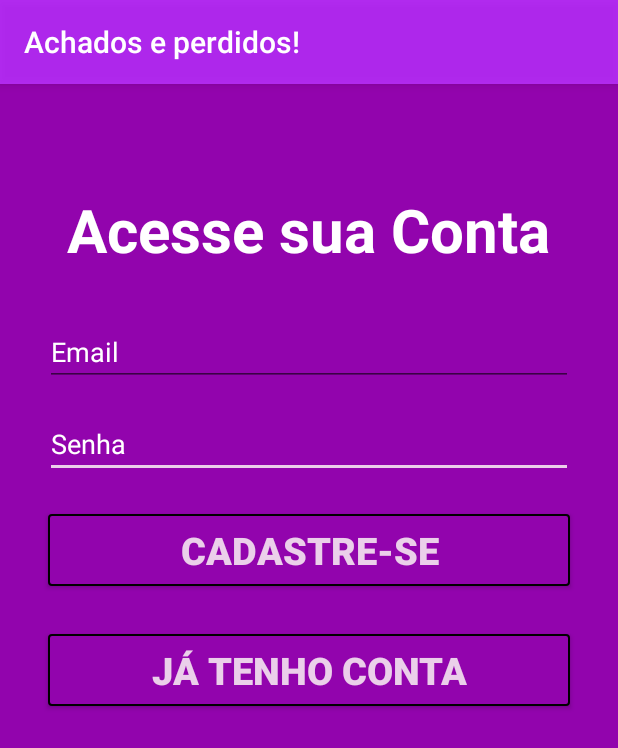
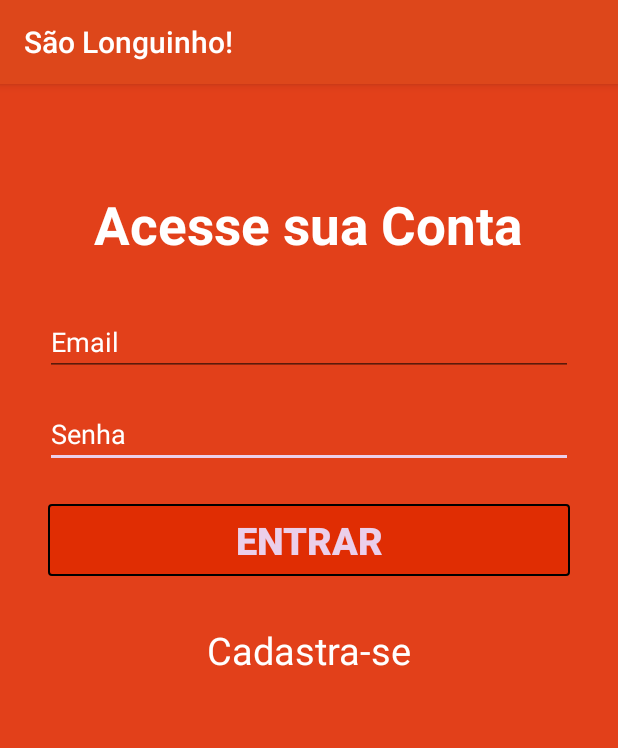
Before and after one commit to eraldoakosoft/LF, an Android app: the screen it shows after launch (MainActivity), on a phone screen of 412 x 824 dp. Shown: the top 748 px of the screen. Run offline under Robolectric (Android 15) with nearby library versions, the phone set to English and light mode, and no system bars; our stand-ins replace Firebase (no records; nobody signed in at launch, a user with empty details on screens opened directly).

Commit message:
Criei um pacote helper, para ajudar, e dentro dele crie uma classe Base64 que tem como objetivo criptografar o email do usuario. Mudei o modo de entrada, agora a entrada fica na activity principal. configurerio o botão de siar porem ainda ta com um pequeno erro. Mudei a cor e o nome do epp.

```diff
--- a/app/build.gradle
+++ b/app/build.gradle
@@ -26,6 +26,7 @@ dependencies {
     implementation 'com.google.firebase:firebase-analytics:17.2.0'
     implementation 'com.firebaseui:firebase-ui-auth:4.3.1'
     implementation 'com.google.firebase:firebase-auth:19.0.0'
+    implementation 'com.google.firebase:firebase-database:19.1.0'
     implementation 'androidx.legacy:legacy-support-v4:1.0.0'
     implementation 'com.google.android.material:material:1.0.0'
     implementation 'androidx.navigation:navigation-fragment:2.0.0'
--- a/app/src/main/java/com/example/lostfound/CadastroActivity.java
+++ b/app/src/main/java/com/example/lostfound/CadastroActivity.java
@@ -10,6 +10,7 @@ import android.widget.EditText;
 import android.widget.Toast;
 
 import com.example.lostfound.config.ConfiguracaoFireBase;
+import com.example.lostfound.helper.Base64Custon;
 import com.example.lostfound.model.Usuario;
 import com.google.android.gms.tasks.OnCompleteListener;
 import com.google.android.gms.tasks.Task;
@@ -91,6 +92,11 @@ public class CadastroActivity extends AppCompatActivity {
             @Override
             public void onComplete(@NonNull Task<AuthResult> task) {
                 if(task.isSuccessful()){
+
+                    String idUsuario = Base64Custon.codificarBase64(usuario.getEmail());
+                    usuario.setIdUsuario(idUsuario);
+                    usuario.salvar();
+
                     finish();
                 }else{
                     String excecao = "";
--- a/app/src/main/java/com/example/lostfound/MainActivity.java
+++ b/app/src/main/java/com/example/lostfound/MainActivity.java
@@ -1,15 +1,30 @@
 package com.example.lostfound;
 
+import androidx.annotation.NonNull;
 import androidx.appcompat.app.AppCompatActivity;
 
 import android.content.Intent;
 import android.os.Bundle;
 import android.view.View;
+import android.widget.Button;
+import android.widget.EditText;
+import android.widget.TextView;
+import android.widget.Toast;
 
 import com.example.lostfound.config.ConfiguracaoFireBase;
+import com.example.lostfound.model.Usuario;
+import com.google.android.gms.tasks.OnCompleteListener;
+import com.google.android.gms.tasks.Task;
+import com.google.firebase.auth.AuthResult;
 import com.google.firebase.auth.FirebaseAuth;
 
 public class MainActivity extends AppCompatActivity {
+
+    //VARIAVEIS PARA LOGIN
+    private EditText txtEmail, txtSenha;
+    private TextView txtCadas;
+    private Button btnEntar;
+    private Usuario usuario;
 
     private FirebaseAuth auth;
 
@@ -19,37 +34,82 @@ public class MainActivity extends AppCompatActivity {
         super.onCreate(savedInstanceState);
         setContentView(R.layout.activity_main);
 
+        txtEmail = findViewById(R.id.editText2);
+        txtSenha = findViewById(R.id.editText);
+        txtCadas = findViewById(R.id.textView4);
+        btnEntar = findViewById(R.id.button);
+
+        //BOTÃO ENTRAR
+        btnEntar.setOnClickListener(new View.OnClickListener() {
+            @Override
+            public void onClick(View v) {
+                //VALIDAR CAMPOS
+                String textoEmail = txtEmail.getText().toString();
+                String textoSenha = txtSenha.getText().toString();
+
+                if (!textoEmail.isEmpty()) {
+                    if (!textoSenha.isEmpty()) {
+                        usuario = new Usuario();
+                        usuario.setEmail(textoEmail);
+                        usuario.setSenha(textoSenha);
+                        validarLogin();
+                    } else {
+                        Toast.makeText(MainActivity.this, "Preencha a Senha", Toast.LENGTH_SHORT).show();
+                    }
+                } else {
+                    Toast.makeText(MainActivity.this, "Preencha o Email!", Toast.LENGTH_SHORT).show();
+
+                }
+
+            }
+        });
+
 
     }
 
     @Override
-    protected void onStart(){
+    protected void onStart() {
         super.onStart();
 
         verificarUsuarioLogado();
     }
 
-    public void btnEntrar(View view){
-        startActivity(new Intent(this, LoginActivity.class));
-    }
 
-    public void btnCadastar(View view){
+    public void btnCadastar(View view) {
         startActivity(new Intent(this, CadastroActivity.class));
     }
 
 
-    public void verificarUsuarioLogado(){
+    public void verificarUsuarioLogado() {
         auth = ConfiguracaoFireBase.getFirebaseAutenticacao();
 
 
-        if(auth.getCurrentUser() != null){
+        if (auth.getCurrentUser() != null) {
             abrirTelaPrincipal();
 
         }
     }
 
-    public void abrirTelaPrincipal(){
+    public void abrirTelaPrincipal() {
         startActivity(new Intent(this, Main2Activity.class));
         finish();
     }
+
+
+    public void validarLogin() {
+        auth = ConfiguracaoFireBase.getFirebaseAutenticacao();
+        auth.signInWithEmailAndPassword(usuario.getEmail(), usuario.getSenha()
+        ).addOnCompleteListener(new OnCompleteListener<AuthResult>() {
+            @Override
+            public void onComplete(@NonNull Task<AuthResult> task) {
+                if (task.isSuccessful()) {
+                    abrirTelaPrincipal();
+                } else {
+                    Toast.makeText(MainActivity.this, "Erro ao fazer Login", Toast.LENGTH_SHORT).show();
+                }
+            }
+        });
+    }
+
+
 }
--- a/app/src/main/res/layout/activity_main.xml
+++ b/app/src/main/res/layout/activity_main.xml
@@ -14,7 +14,7 @@
         android:layout_marginTop="70dp"
         android:text="@string/acessesuaconta"
         android:textColor="@color/colorWhite"
-        android:textSize="40sp"
+        android:textSize="35sp"
         android:textStyle="bold"
         app:layout_constraintHorizontal_bias="0.496"
         app:layout_constraintLeft_toLeftOf="parent"
@@ -30,7 +30,7 @@
         android:layout_marginEnd="32dp"
         android:background="@drawable/bg_botao_azul"
         android:onClick="btnCadastar"
-        android:text="CADASTRE-SE"
+        android:text="Entrar"
         android:textColor="@color/colorAccent"
         android:textSize="25dp"
         android:textStyle="bold"
@@ -38,24 +38,6 @@
         app:layout_constraintHorizontal_bias="0.0"
         app:layout_constraintStart_toStartOf="parent"
         app:layout_constraintTop_toBottomOf="@+id/editText" />
-
-    <Button
-        android:id="@+id/button2"
-        android:layout_width="0dp"
-        android:layout_height="wrap_content"
-        android:layout_marginStart="32dp"
-        android:layout_marginTop="32dp"
-        android:layout_marginEnd="32dp"
-        android:background="@drawable/bg_botao_azul"
-        android:onClick="btnEntrar"
-        android:text="jÁ TENHO CONTA"
-        android:textColor="@color/colorAccent"
-        android:textSize="25dp"
-        android:textStyle="bold"
-        app:layout_constraintEnd_toEndOf="parent"
-        app:layout_constraintHorizontal_bias="0.0"
-        app:layout_constraintStart_toStartOf="parent"
-        app:layout_constraintTop_toBottomOf="@+id/button" />
 
     <EditText
         android:id="@+id/editText"
@@ -87,4 +69,20 @@
         app:layout_constraintStart_toStartOf="parent"
         app:layout_constraintTop_toBottomOf="@+id/textView3" />
 
+    <TextView
+        android:id="@+id/textView4"
+        android:layout_width="0dp"
+        android:layout_height="wrap_content"
+        android:layout_marginStart="80dp"
+        android:layout_marginTop="32dp"
+        android:layout_marginEnd="80dp"
+        android:onClick="btnCadastar"
+        android:text="Cadastra-se"
+        android:textAlignment="center"
+        android:textColor="@color/colorWhite"
+        android:textSize="25dp"
+        app:layout_constraintEnd_toEndOf="parent"
+        app:layout_constraintStart_toStartOf="parent"
+        app:layout_constraintTop_toBottomOf="@+id/button" />
+
 </androidx.constraintlayout.widget.ConstraintLayout>
--- a/app/src/main/res/values/colors.xml
+++ b/app/src/main/res/values/colors.xml
@@ -1,7 +1,7 @@
 <?xml version="1.0" encoding="utf-8"?>
 <resources>
-    <color name="colorPrimary">#DDAA0EF1</color>
-    <color name="colorPrimaryDark">#9204AD</color>
+    <color name="colorPrimary">#DD471B</color>
+    <color name="colorPrimaryDark">#E4E02B00</color>
     <color name="colorAccent">#EBCFEA</color>
     <color name="colorBlue">#062BEE</color>
     <color name="colorBlack">#020202</color>
--- a/app/src/main/res/values/strings.xml
+++ b/app/src/main/res/values/strings.xml
@@ -1,5 +1,5 @@
 <resources>
-    <string name="app_name">Achados e perdidos!</string>
+    <string name="app_name">São Longuinho!</string>
     <string name="title_activity_main2">Main2Activity</string>
     <string name="navigation_drawer_open">Open navigation drawer</string>
     <string name="navigation_drawer_close">Close navigation drawer</string>
@@ -11,9 +11,9 @@
     <string name="acessesuaconta">Acesse sua Conta</string>
 
     <string name="menu_home">Home</string>
-    <string name="menu_gallery">Gallery</string>
+    <string name="menu_gallery">Perfil</string>
     <string name="menu_slideshow">Slideshow</string>
     <string name="menu_tools">Tools</string>
     <string name="menu_share">Share</string>
-    <string name="menu_send">Send</string>
+    <string name="menu_send">Sair</string>
 </resources>
```
Also changed, not shown: app/src/main/java/com/example/lostfound/config/ConfiguracaoFireBase.java (+11 -0 lines), app/src/main/java/com/example/lostfound/helper/Base64Custon.java (added, +15 -0 lines), app/src/main/java/com/example/lostfound/model/Usuario.java (+22 -0 lines), app/src/main/java/com/example/lostfound/ui/send/SendFragment.java (+12 -5 lines).
